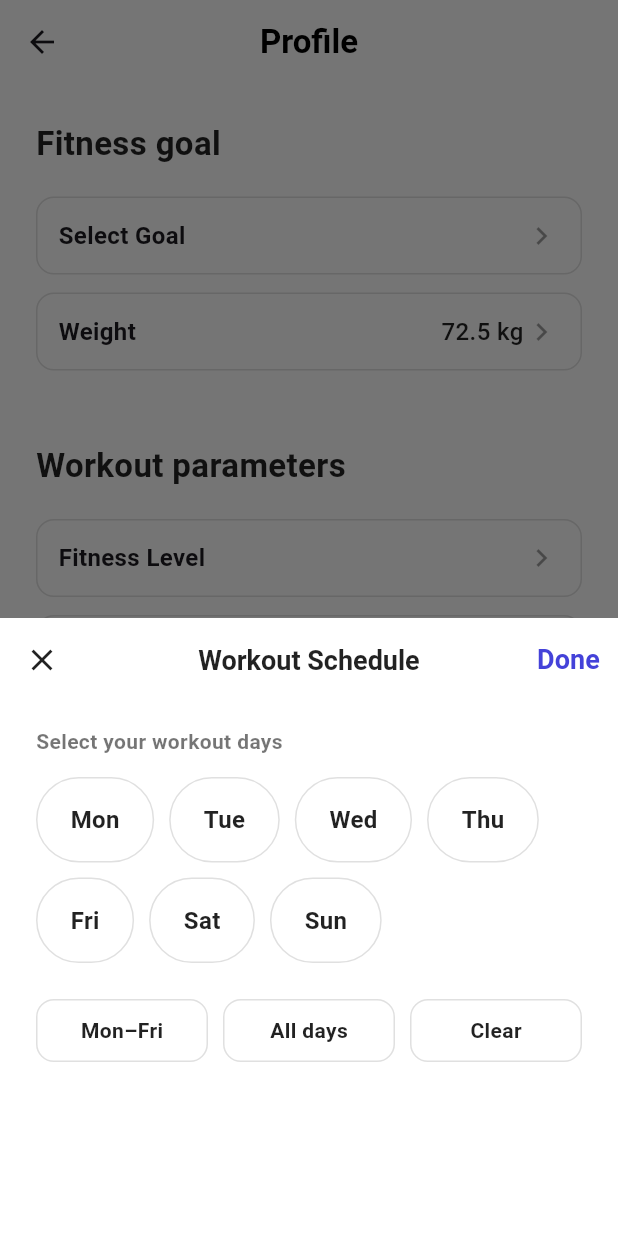
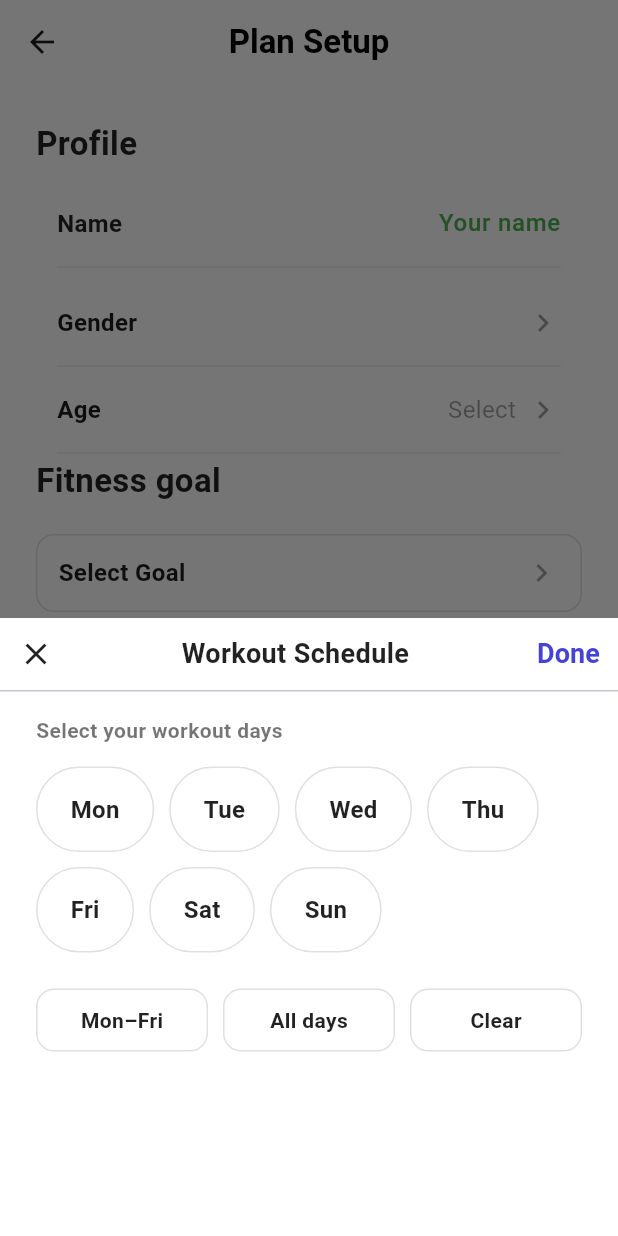
Before and after one commit to Dreidr/FitDays, a Flutter app: the ProfileSetupScreen screen opened directly, after a tap on "Workout Schedule", on a phone screen of 412 x 824 dp. Run offline on Flutter 3.47's test engine with Material 3 defaults, Android fonts, the phone set to English and light mode, and no system bars.

Commit message:
minor updates

```diff
--- a/mobile/lib/core/widgets/bottom_sheet_dropdown.dart
+++ b/mobile/lib/core/widgets/bottom_sheet_dropdown.dart
@@ -8,6 +8,7 @@ class BottomSheetDropdown extends StatelessWidget {
     required this.options,
     required this.onChanged,
     this.icon = Icons.chevron_right,
+    this.showBorder = true, // 👈 default ON
   });
 
   final String placeholder;
@@ -15,6 +16,7 @@ class BottomSheetDropdown extends StatelessWidget {
   final List<String> options;
   final ValueChanged<String> onChanged;
   final IconData icon;
+  final bool showBorder;
 
   @override
   Widget build(BuildContext context) {
@@ -32,19 +34,21 @@ class BottomSheetDropdown extends StatelessWidget {
             duration: const Duration(milliseconds: 200),
             curve: Curves.easeOut,
             height: 52,
+            padding: const EdgeInsets.symmetric(horizontal: 14),
             decoration: BoxDecoration(
               color: (value?.isNotEmpty == true)
                   ? const Color(0xFF4442D9).withOpacity(0.08)
                   : Colors.white,
               borderRadius: BorderRadius.circular(12),
-              border: Border.all(
+              border: showBorder
+                  ? Border.all(
                       color: (value?.isNotEmpty == true)
                           ? const Color(0xFF4442D9)
                           : Colors.black12,
+                    )
+                  : null,
             ),
-            ),
-            child: Padding(
-              padding: const EdgeInsets.symmetric(horizontal: 14),
+
             child: Row(
               children: [
                 Expanded(
@@ -58,7 +62,6 @@ class BottomSheetDropdown extends StatelessWidget {
                 ),
                 const Icon(Icons.chevron_right, color: Colors.black38),
               ],
-              ),
             ),
           ),
         ),
@@ -78,8 +81,7 @@ class BottomSheetDropdown extends StatelessWidget {
       ),
       builder: (context) {
         return SafeArea(
-          child: Padding(
-            padding: const EdgeInsets.fromLTRB(16, 12, 16, 16),
+
             child: Column(
               mainAxisSize: MainAxisSize.min,
               children: [
@@ -178,7 +180,6 @@ class BottomSheetDropdown extends StatelessWidget {
                 const SizedBox(height: 12),
               ],
             ),
-          ),
         );
       },
     );
--- a/mobile/lib/core/widgets/workout_schedule_field.dart
+++ b/mobile/lib/core/widgets/workout_schedule_field.dart
@@ -125,23 +125,30 @@ class _WorkoutSchedulePickerState extends State<_WorkoutSchedulePicker> {
     return Scaffold(
       backgroundColor: Colors.white,
 
-      appBar: AppBar(
-        backgroundColor: Colors.white,
-        elevation: 0,
-        centerTitle: true,
-        title: const Text(
+      body: SafeArea(
+        child: Column(
+          children: [
+            // 🔹 Custom header (replaces AppBar)
+
+            Row(
+                children: [
+                  IconButton(
+                    icon: const Icon(Icons.close, color: Colors.black87),
+                    onPressed: () => Navigator.pop(context),
+                  ),
+
+                  const Expanded(
+                    child: Text(
                       "Workout Schedule",
+                      textAlign: TextAlign.center,
                       style: TextStyle(
                         fontSize: 18,
                         fontWeight: FontWeight.w700,
                         color: Colors.black87,
                       ),
                     ),
-        leading: IconButton(
-          icon: const Icon(Icons.close, color: Colors.black87),
-          onPressed: () => Navigator.pop(context),
                   ),
-        actions: [
+
                   TextButton(
                     onPressed: () => Navigator.pop(context, selected.toList()),
                     child: const Text(
@@ -156,10 +163,13 @@ class _WorkoutSchedulePickerState extends State<_WorkoutSchedulePicker> {
                 ],
               ),
 
-      // This prevents overflow: the body can scroll
-      body: SafeArea(
+
+            const Divider(height: 1),
+
+            // 🔹 Scrollable content
+            Expanded(
               child: SingleChildScrollView(
-          controller: widget.scrollController, // 👈 important
+                controller: widget.scrollController, // 👈 still works
                 padding: const EdgeInsets.fromLTRB(24, 16, 24, 24),
                 child: Column(
                   crossAxisAlignment: CrossAxisAlignment.start,
@@ -173,7 +183,7 @@ class _WorkoutSchedulePickerState extends State<_WorkoutSchedulePicker> {
                       ),
                     ),
                     const SizedBox(height: 14),
-              // Chip grid (no overflow)
+
                     Wrap(
                       spacing: 10,
                       runSpacing: 10,
@@ -196,7 +206,9 @@ class _WorkoutSchedulePickerState extends State<_WorkoutSchedulePicker> {
                               vertical: 16,
                             ),
                             decoration: BoxDecoration(
-                        color: isOn ? const Color(0xFF4442D9) : Colors.white,
+                              color: isOn
+                                  ? const Color(0xFF4442D9)
+                                  : Colors.white,
                               borderRadius: BorderRadius.circular(999),
                               border: Border.all(
                                 color: isOn
@@ -249,6 +261,9 @@ class _WorkoutSchedulePickerState extends State<_WorkoutSchedulePicker> {
                 ),
               ),
             ),
+          ],
+        ),
+      ),
     );
   }
 }
--- a/mobile/lib/features/onboarding/plan_setup_screen.dart
+++ b/mobile/lib/features/onboarding/plan_setup_screen.dart
@@ -1,7 +1,9 @@
 import 'package:flutter/material.dart';
+import 'package:mobile/core/widgets/profile_name.dart';
 import 'package:mobile/core/widgets/bottom_sheet_dropdown.dart';
 import 'package:mobile/core/widgets/bottom_sheet_slider.dart';
 import 'package:mobile/core/widgets/workout_schedule_field.dart';
+import 'package:mobile/core/widgets/age_picker.dart';
 import 'package:mobile/core/widgets/top_toast.dart';
 import 'package:mobile/features/home/home_screen.dart';
 
@@ -13,12 +15,17 @@ class ProfileSetupScreen extends StatefulWidget {
 }
 
 class _ProfileSetupScreenState extends State<ProfileSetupScreen> {
+  String? name;
+  String? gender;
+  bool ageSelected = false;
+  int? age;
   String? fitnessGoal;
   String? fitnessLevel;
   String? workoutPlan;
   int? workoutDuration;
   double weightKg = 72.5;
   bool weightChanged = false;
+
   List<String> workoutDays = []; // start empty
 
   @override
@@ -30,7 +37,7 @@ class _ProfileSetupScreenState extends State<ProfileSetupScreen> {
         elevation: 0,
         centerTitle: true,
         title: const Text(
-          "Profile",
+          "Plan Setup",
           style: TextStyle(color: Colors.black, fontWeight: FontWeight.w700),
         ),
       ),
@@ -43,13 +50,11 @@ class _ProfileSetupScreenState extends State<ProfileSetupScreen> {
             width: double.infinity,
             child: ElevatedButton(
               onPressed: () {
-                      Navigator.push(
-                        context,
-                        MaterialPageRoute(
-                          builder: (context) => const HomeScreen(),
-                      ),
-                    );
-                    },
+                Navigator.push(
+                  context,
+                  MaterialPageRoute(builder: (context) => const HomeScreen()),
+                );
+              },
               style: ElevatedButton.styleFrom(
                 backgroundColor: const Color(0xFF4442D9),
                 shape: RoundedRectangleBorder(
@@ -73,6 +78,72 @@ class _ProfileSetupScreenState extends State<ProfileSetupScreen> {
         child: Column(
           crossAxisAlignment: CrossAxisAlignment.start,
           children: [
+            const Text(
+              "Profile",
+              style: TextStyle(
+                fontSize: 22,
+                fontWeight: FontWeight.w700,
+                color: Colors.black87,
+              ),
+            ),
+
+            const SizedBox(height: 12),
+
+            ProfileNameField(
+              value: name,
+              showBorder: false, // 👈 clean list style
+              onChanged: (val) => setState(() => name = val),
+            ),
+
+            const Divider(
+              height: 6, // space around line
+              thickness: 0.6, // thin line
+              indent: 14, // left padding
+              endIndent: 14, // right padding
+              color: Colors.black12,
+            ),
+
+//TODO: Show selection separately
+
+            BottomSheetDropdown(
+              placeholder: "Gender",
+              value: gender,
+              showBorder: false, // 👈 clean list style
+              options: const ["Male", "Female", "Other", "Prefer Not To Say"],
+              onChanged: (val) {
+                setState(() => gender = val);
+                showTopToast(context, "Profile Data Updated");
+              },
+            ),
+            const Divider(
+              height: 6, // space around line
+              thickness: 0.6, // thin line
+              indent: 14, // left padding
+              endIndent: 14, // right padding
+              color: Colors.black12,
+            ),
+
+            AgePickerField(
+              value: age,
+              isSelected: ageSelected,
+              showBorder: false, // 👈 clean list style
+              onChanged: (val) {
+                setState(() {
+                  age = val;
+                  ageSelected = true;
+                });
+                showTopToast(context, "Profile Data Updated");
+              },
+            ),
+
+            const Divider(
+              height: 6, // space around line
+              thickness: 0.6, // thin line
+              indent: 14, // left padding
+              endIndent: 14, // right padding
+              color: Colors.black12,
+            ),
+
             const Text(
               "Fitness goal",
               style: TextStyle(
@@ -131,8 +202,6 @@ class _ProfileSetupScreenState extends State<ProfileSetupScreen> {
               ),
             ),
 
-            const SizedBox(height: 12),
-
             BottomSheetDropdown(
               placeholder: "Fitness Level",
               value: fitnessLevel,
@@ -143,7 +212,7 @@ class _ProfileSetupScreenState extends State<ProfileSetupScreen> {
               },
             ),
 
-            const SizedBox(height: 12),
+            const SizedBox(height: 8),
 
             WorkoutScheduleField(
               placeholder: "Workout Schedule",
```
Also changed, not shown: 2 other files. Lines whose indentation alone changed are shown as unchanged.
